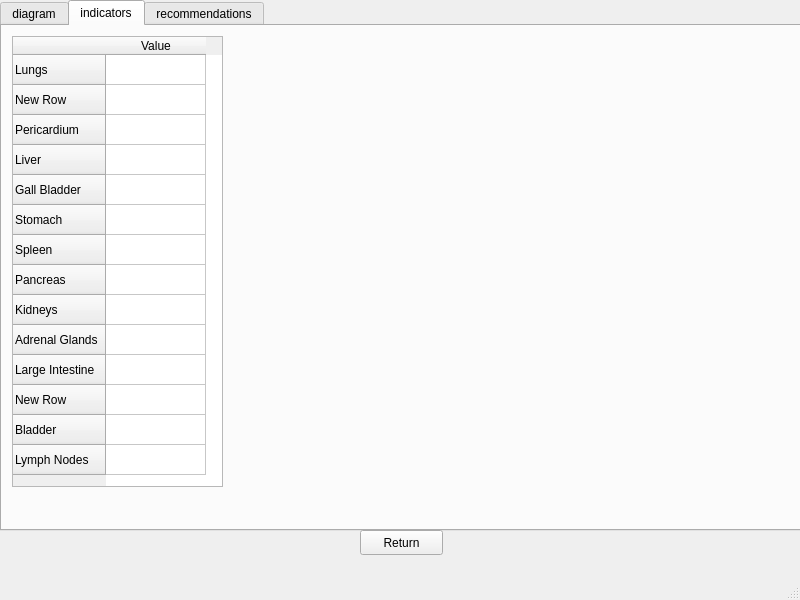
Qt form mainwindow.ui (hakankhan/team28comp3004) before a commit.
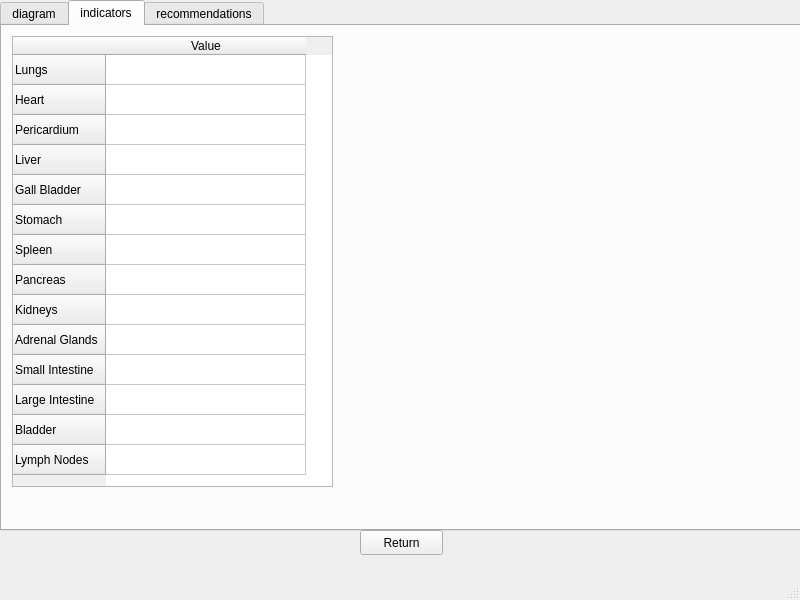
The same form after that commit.

The edit to the form file:
```diff
--- a/mainwindow.ui
+++ b/mainwindow.ui
@@ -10,18 +10,6 @@
     <height>600</height>
    </rect>
   </property>
-  <property name="minimumSize">
-   <size>
-    <width>800</width>
-    <height>600</height>
-   </size>
-  </property>
-  <property name="maximumSize">
-   <size>
-    <width>800</width>
-    <height>600</height>
-   </size>
-  </property>
   <property name="windowTitle">
    <string>MainWindow</string>
   </property>
@@ -545,13 +533,16 @@
          <rect>
           <x>10</x>
           <y>10</y>
-          <width>211</width>
+          <width>321</width>
           <height>451</height>
          </rect>
         </property>
         <property name="editTriggers">
          <set>QAbstractItemView::NoEditTriggers</set>
         </property>
+        <attribute name="horizontalHeaderDefaultSectionSize">
+         <number>200</number>
+        </attribute>
         <row>
          <property name="text">
           <string>Lungs</string>
@@ -559,7 +550,7 @@
         </row>
         <row>
          <property name="text">
-          <string>New Row</string>
+          <string>Heart</string>
          </property>
         </row>
         <row>
@@ -602,16 +593,16 @@
           <string>Adrenal Glands</string>
          </property>
         </row>
+        <row>
+         <property name="text">
+          <string>Small Intestine</string>
+         </property>
+        </row>
         <row>
          <property name="text">
           <string>Large Intestine</string>
          </property>
         </row>
-        <row>
-         <property name="text">
-          <string>New Row</string>
-         </property>
-        </row>
         <row>
          <property name="text">
           <string>Bladder</string>
```
